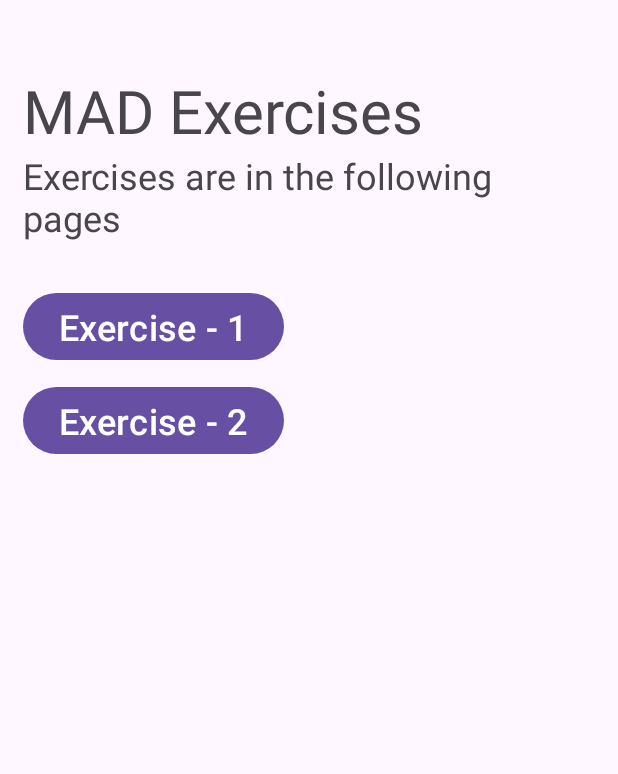
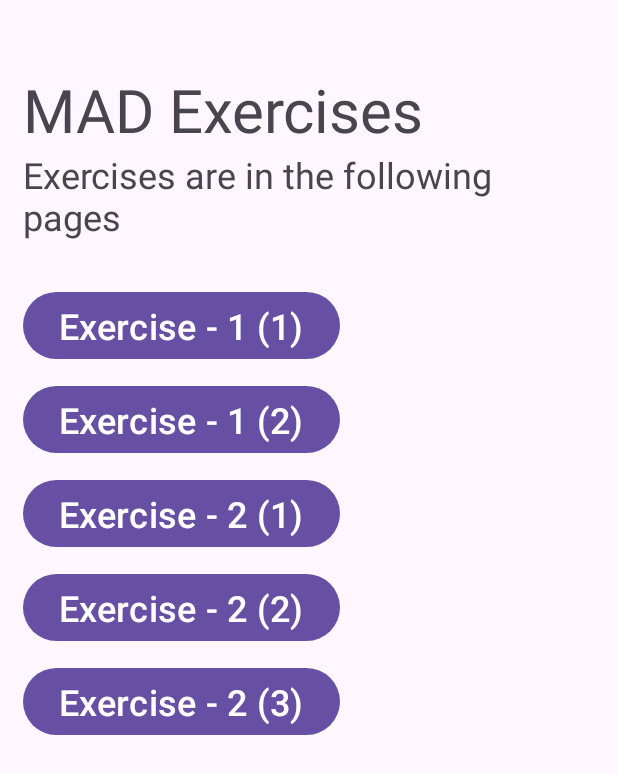
Before and after one commit to s-mohan-prasath/MAD, an Android app: the screen it shows after launch (MainActivity), on a phone screen of 412 x 824 dp. Shown: the top 774 px of the screen. Run offline under Robolectric (Android 15) with nearby library versions, the phone set to English and light mode, and no system bars.

Commit message:
work on exercise 2

```diff
--- a/app/src/main/java/com/legendmp/mad/MainActivity.kt
+++ b/app/src/main/java/com/legendmp/mad/MainActivity.kt
@@ -5,8 +5,6 @@ import android.os.Bundle
 import android.widget.Button
 import androidx.activity.enableEdgeToEdge
 import androidx.appcompat.app.AppCompatActivity
-import androidx.core.view.ViewCompat
-import androidx.core.view.WindowInsetsCompat
 
 class MainActivity : AppCompatActivity() {
     override fun onCreate(savedInstanceState: Bundle?) {
@@ -15,15 +13,30 @@ class MainActivity : AppCompatActivity() {
         setContentView(R.layout.activity_main)
 
         var ex1Btn = findViewById<Button>(R.id.btn_ex1);
-        var ex2Btn = findViewById<Button>(R.id.btn_ex2);
+        var ex2Btn = findViewById<Button>(R.id.btn_ex1_1);
+        var ex2_1Btn = findViewById<Button>(R.id.btn_ex2_1);
+        var ex2_2Btn = findViewById<Button>(R.id.btn_ex2_2);
+        var ex2_3Btn = findViewById<Button>(R.id.btn_ex2_3);
 
         val ex1Intent = Intent(this,Exercise1::class.java)
         val ex2Intent = Intent(this,Exercise2::class.java)
+        val ex2_1Intent = Intent(this,Exercise2_1::class.java)
+        val ex2_2Intent = Intent(this,Exercise2_2::class.java)
+        val ex2_3Intent = Intent(this,Exercise2_3::class.java)
         ex1Btn.setOnClickListener{
             startActivity(ex1Intent)
         }
         ex2Btn.setOnClickListener{
             startActivity(ex2Intent)
         }
+        ex2_1Btn.setOnClickListener{
+            startActivity(ex2_1Intent)
+        }
+        ex2_2Btn.setOnClickListener{
+            startActivity(ex2_2Intent)
+        }
+        ex2_3Btn.setOnClickListener{
+            startActivity(ex2_3Intent)
+        }
     }
 }
--- a/app/src/main/res/layout/activity_main.xml
+++ b/app/src/main/res/layout/activity_main.xml
@@ -39,16 +39,37 @@
             android:layout_width="wrap_content"
             android:layout_height="wrap_content"
             android:layout_marginTop="@dimen/margin_large"
-            android:text="Exercise - 1"
+            android:text="Exercise - 1 (1)"
             android:textSize="@dimen/text_size_medium" />
 
         <Button
-            android:id="@+id/btn_ex2"
+            android:id="@+id/btn_ex1_1"
             android:layout_width="wrap_content"
             android:layout_height="wrap_content"
             android:layout_marginTop="@dimen/margin_small"
-            android:text="Exercise - 2"
+            android:text="Exercise - 1 (2)"
             android:textSize="@dimen/text_size_medium" />
 
+        <Button
+            android:id="@+id/btn_ex2_1"
+            android:layout_width="wrap_content"
+            android:layout_height="wrap_content"
+            android:layout_marginTop="@dimen/margin_small"
+            android:text="Exercise - 2 (1)"
+            android:textSize="@dimen/text_size_medium" />
+        <Button
+            android:id="@+id/btn_ex2_2"
+            android:layout_width="wrap_content"
+            android:layout_height="wrap_content"
+            android:layout_marginTop="@dimen/margin_small"
+            android:text="Exercise - 2 (2)"
+            android:textSize="@dimen/text_size_medium" />
+        <Button
+            android:id="@+id/btn_ex2_3"
+            android:layout_width="wrap_content"
+            android:layout_height="wrap_content"
+            android:layout_marginTop="@dimen/margin_small"
+            android:text="Exercise - 2 (3)"
+            android:textSize="@dimen/text_size_medium" />
     </LinearLayout>
 </androidx.constraintlayout.widget.ConstraintLayout>
```
Also changed, not shown: app/src/main/AndroidManifest.xml (+9 -0 lines), app/src/main/java/com/legendmp/mad/CalcGridAdapter.java (added, +38 -0 lines), app/src/main/java/com/legendmp/mad/Exercise2_1.kt (added, +20 -0 lines), app/src/main/java/com/legendmp/mad/Exercise2_2.kt (added, +20 -0 lines), app/src/main/java/com/legendmp/mad/Exercise2_3.kt (added, +24 -0 lines), app/src/main/res/layout/activity_exercise2_1.xml (added, +110 -0 lines), app/src/main/res/layout/activity_exercise2_2.xml (added, +56 -0 lines), app/src/main/res/layout/activity_exercise2_3.xml (added, +36 -0 lines), app/src/main/res/layout/btn_calc.xml (added, +16 -0 lines), app/src/main/res/drawable/tech.jpg (added).
